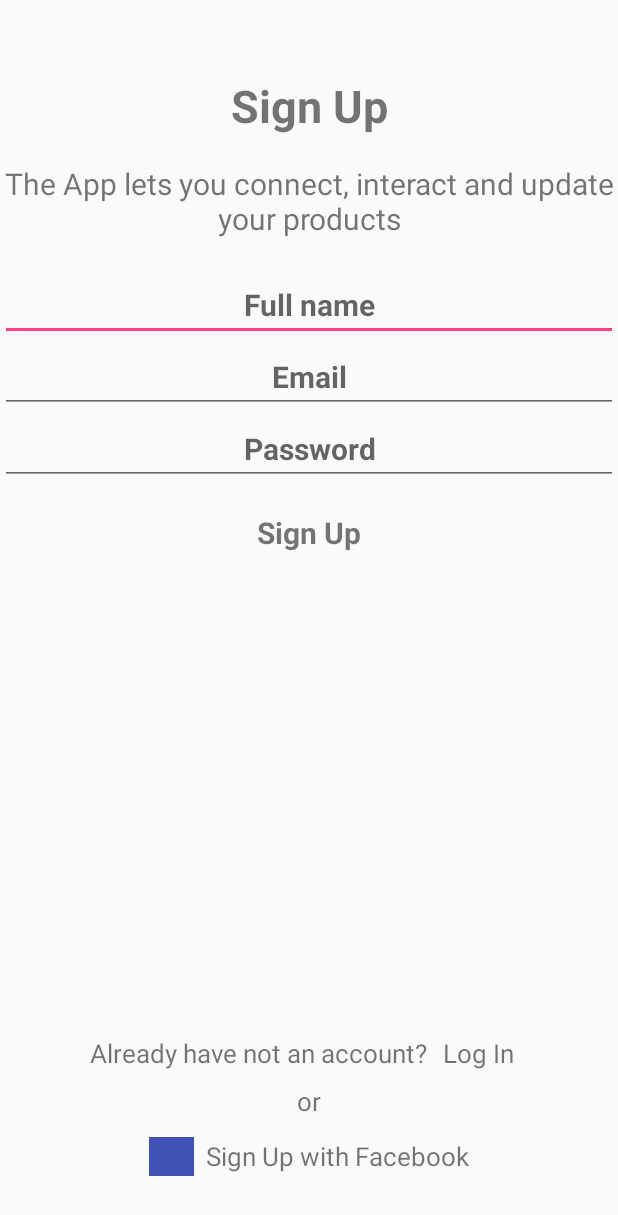
After one commit to GeraniVolves/Lobster, an Android app: the layout sign_up_screen.xml on its own in the app's theme, with its tools: preview values and no code run, on a phone screen of 412 x 824 dp. The commit adds this screen. Shown: the top 1215 px of the screen. Run offline under Robolectric (Android 15) with nearby library versions, the phone set to English and light mode, and no system bars.

Commit message:
add log in and sign up

```diff
--- /dev/null
+++ b/app/src/main/res/layout/sign_up_screen.xml
@@ -0,0 +1,125 @@
+<?xml version="1.0" encoding="utf-8"?>
+<LinearLayout xmlns:android="http://schemas.android.com/apk/res/android"
+    android:layout_width="match_parent"
+    android:layout_height="match_parent"
+    android:orientation="vertical"
+    >
+
+    <View
+        android:layout_width="match_parent"
+        android:layout_height="50dp"
+        />
+
+    <TextView
+        android:layout_width="match_parent"
+        android:layout_height="wrap_content"
+        android:gravity="center"
+        android:text="Sign Up"
+        android:textSize="30sp"
+        android:textStyle="bold"
+        />
+
+    <TextView
+        android:layout_width="match_parent"
+        android:layout_height="wrap_content"
+        android:layout_marginTop="18dp"
+        android:gravity="center"
+        android:text="@string/description_log_in"
+        android:textSize="20sp"
+        />
+    <EditText
+        android:layout_width="match_parent"
+        android:layout_height="wrap_content"
+        android:hint="Full name"
+        android:layout_marginTop="20dp"
+        android:gravity="center"
+        android:textSize="20sp"
+        android:textStyle="bold"
+        />
+    <EditText
+        android:layout_width="match_parent"
+        android:layout_height="wrap_content"
+        android:gravity="center"
+        android:hint="Email"
+        android:textSize="20sp"
+        android:textStyle="bold"
+        />
+
+    <EditText
+        android:layout_width="match_parent"
+        android:layout_height="wrap_content"
+        android:gravity="center"
+        android:hint="Password"
+        android:textSize="20sp"
+        android:textStyle="bold"
+        />
+
+    <TextView
+        android:layout_width="match_parent"
+        android:layout_height="wrap_content"
+        android:layout_marginTop="18dp"
+        android:gravity="center"
+        android:text="Sign Up"
+        android:textSize="20sp"
+        android:textStyle="bold"
+        />
+
+    <LinearLayout
+        android:layout_width="match_parent"
+        android:layout_height="match_parent"
+        android:gravity="bottom"
+        android:layout_marginBottom="40dp"
+        android:orientation="vertical"
+        >
+        <LinearLayout
+            android:layout_width="wrap_content"
+            android:layout_height="wrap_content"
+            android:orientation="horizontal"
+            >
+            <TextView
+                android:layout_width="wrap_content"
+                android:layout_height="wrap_content"
+                android:layout_marginLeft="60dp"
+                android:textSize="17sp"
+                android:text="Already have not an account?"
+                />
+            <TextView
+                android:layout_width="wrap_content"
+                android:layout_height="wrap_content"
+                android:textSize="17sp"
+                android:layout_marginLeft="10dp"
+                android:text="Log In"
+                />
+        </LinearLayout>
+
+        <TextView
+            android:layout_width="match_parent"
+            android:layout_height="wrap_content"
+            android:text="or"
+            android:layout_marginTop="8dp"
+            android:textSize="17sp"
+            android:gravity="center"
+            />
+        <LinearLayout
+            android:layout_width="match_parent"
+            android:layout_height="wrap_content"
+            android:orientation="horizontal"
+            android:gravity="center"
+            >
+            <ImageView
+                android:layout_width="30dp"
+                android:layout_height="30dp"
+                android:src="@color/colorPrimary"
+                android:layout_marginTop="8dp"
+                />
+            <TextView
+                android:layout_width="wrap_content"
+                android:layout_height="wrap_content"
+                android:text="Sign Up with Facebook"
+                android:textSize="17sp"
+                android:layout_marginLeft="8dp"
+                android:layout_marginTop="6dp"
+                />
+        </LinearLayout>
+    </LinearLayout>
+</LinearLayout>
--- a/app/src/main/res/layout/to_do_list_screen.xml
+++ b/app/src/main/res/layout/to_do_list_screen.xml
@@ -33,4 +33,5 @@
         android:layout_width="match_parent"
         android:layout_height="match_parent"
         />
+
 </LinearLayout>
--- a/app/src/main/res/values/strings.xml
+++ b/app/src/main/res/values/strings.xml
@@ -11,4 +11,5 @@
     <string name="name">name</string>
     <string name="add_post_text">Add post text</string>
     <string name="add_photo">Add Photo</string>
+    <string name="description_log_in">The App lets you connect, interact and update your products</string>
 </resources>
```
Also changed, not shown: app/src/main/res/layout/log_in_screen.xml (added, +127 -0 lines).
